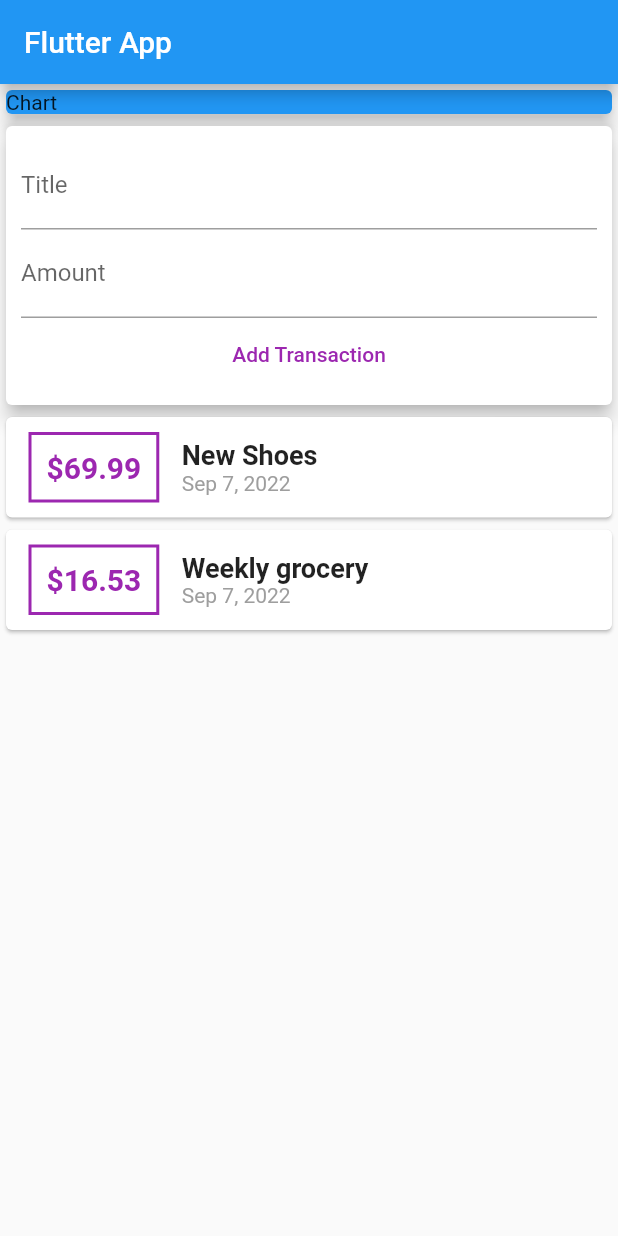
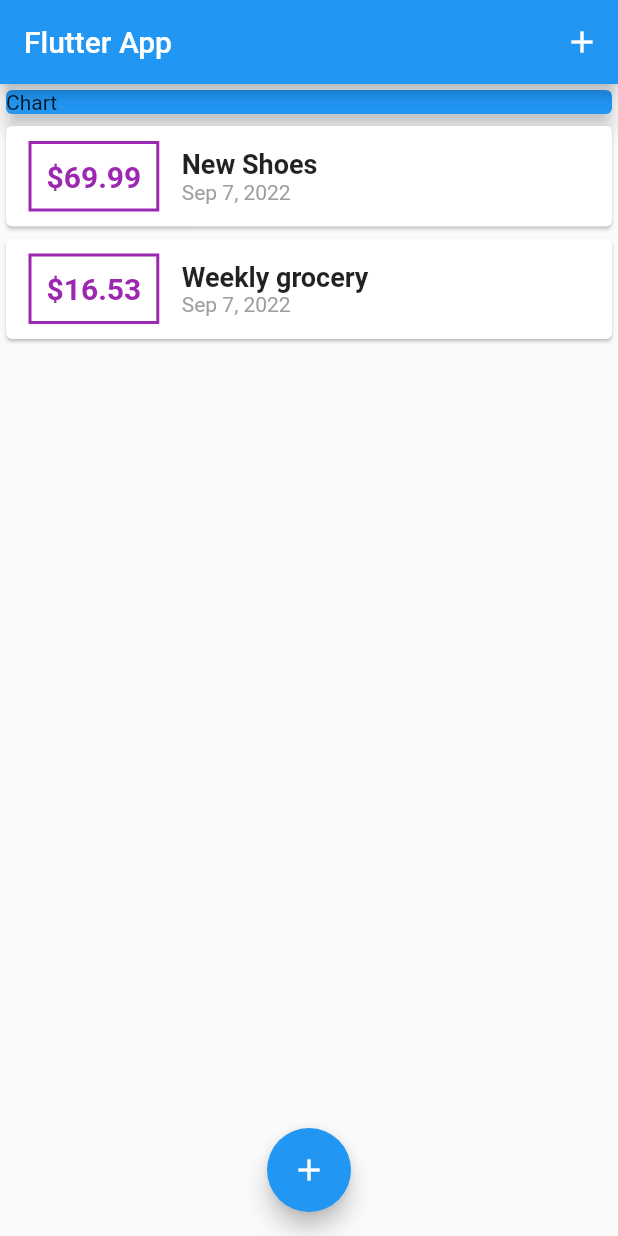
Before and after one commit to ArslanAshraf462/ExpensePlanner, a Flutter app: the screen it shows after launch, on a phone screen of 412 x 824 dp. Run offline on Flutter 3.47's test engine with Material 2 defaults, Android fonts, the phone set to English and light mode, and no system bars.

Commit message:
Adding Appbar & floating action buttons & modal bottom sheet

```diff
--- a/lib/main.dart
+++ b/lib/main.dart
@@ -1,5 +1,9 @@
-import 'package:expense_planner/widgets/user_transaction.dart';
+import 'package:expense_planner/widgets/new_transaction.dart';
+import 'package:expense_planner/widgets/transaction_list.dart';
+
 import 'package:flutter/material.dart';
+
+import 'models/transaction.dart';
 
 void main() {
   runApp(const MyApp());
@@ -17,18 +21,65 @@ class MyApp extends StatelessWidget {
   }
 }
 
-class MyHomePage extends StatelessWidget {
+class MyHomePage extends StatefulWidget {
+  const MyHomePage({super.key});
 
+  @override
+  State<MyHomePage> createState() => _MyHomePageState();
+}
+
+class _MyHomePageState extends State<MyHomePage> {
+
+  final List<Transaction> _userTransactions = [
+     Transaction(
+      id: 't1',
+      title: 'New Shoes',
+      amount: 69.99,
+      date: DateTime.now(),
+      ),
+    Transaction(
+      id: 't2',
+      title: 'Weekly grocery',
+      amount: 16.53,
+      date: DateTime.now(),
+      ),
+  ];
+
+  void _addNewTransaction(String txTitle, double txAmount){
+    final newTx = Transaction(
+      id: DateTime.now().toString(),
+      title: txTitle,
+      amount: txAmount,
+      date: DateTime.now(),
+      );
+
+      setState(() {
+        _userTransactions.add(newTx);
+      });
+  }
   // String? titleInput;
-  // String? amountInput;
+  void _startAddNewTransaction(BuildContext ctx){
+    showModalBottomSheet(context: ctx, builder: (_){
+      return GestureDetector(
+        child: NewTransaction(_addNewTransaction),
+        onTap: () {},
+        behavior: HitTestBehavior.opaque,
+        );
+  });}
 
   @override
   Widget build(BuildContext context) {
     return Scaffold(
       appBar: AppBar(
         title: Text('Flutter App'),
+        actions: [
+          IconButton(
+            onPressed: ()=>_startAddNewTransaction(context),
+          icon: Icon(Icons.add),),
+        ],
       ),
-      body: Column(
+      body: SingleChildScrollView(
+        child: Column(
           //mainAxisAlignment: MainAxisAlignment.start,
           crossAxisAlignment: CrossAxisAlignment.stretch,
           children: [
@@ -40,9 +91,15 @@ class MyHomePage extends StatelessWidget {
                 elevation: 5,
               ),
             ),
-         UserTransaction(),
+           TransactionList(_userTransactions),
           ],
         ),
-    );
+      ),
+      floatingActionButtonLocation: FloatingActionButtonLocation.centerFloat,
+      floatingActionButton: FloatingActionButton(
+        onPressed: ()=>_startAddNewTransaction(context),
+        child: Icon(Icons.add),
+        ),
+    );;
   }
 }
--- a/lib/widgets/transaction_list.dart
+++ b/lib/widgets/transaction_list.dart
@@ -8,8 +8,11 @@ class TransactionList extends StatelessWidget {
 
   @override
   Widget build(BuildContext context) {
-    return  Column(
-            children: transactions.map((tx) {
+    return  Container(
+      height: 300.0,
+      child: ListView.builder(
+        itemCount: transactions.length,
+        itemBuilder: ((context, index) {
           return Card(
                   child: Row(
                     children: [
@@ -22,7 +25,7 @@ class TransactionList extends StatelessWidget {
                         ),
                         padding: EdgeInsets.all(10),
                         child: Text(
-                        '\$${tx.amount}',
+                          '\$${transactions[index].amount.toStringAsFixed(2)}',
                         style: TextStyle(fontWeight: FontWeight.bold,
                         fontSize: 20,
                         color: Colors.purple,
@@ -32,13 +35,13 @@ class TransactionList extends StatelessWidget {
                       Column(
                         crossAxisAlignment: CrossAxisAlignment.start,
                         children: [
-                        Text(tx.title,
+                          Text(transactions[index].title,
                           style: TextStyle(fontWeight: FontWeight.bold,
                         fontSize: 18,
                         ),
                           ),
                           Text(
-                          DateFormat.yMMMd().format(tx.date),
+                            DateFormat.yMMMd().format(transactions[index].date),
                           style: TextStyle(
                             color: Colors.grey
                         ),
@@ -48,7 +51,8 @@ class TransactionList extends StatelessWidget {
                     ],
                   ),
                 );
-            }).toList(),
+        }),
+            ),
     );
   }
 }
--- a/lib/widgets/user_transaction.dart
+++ /dev/null
@@ -1,53 +0,0 @@
-import 'package:expense_planner/widgets/new_transaction.dart';
-import 'package:expense_planner/widgets/transaction_list.dart';
-import 'package:flutter/material.dart';
-
-import '../models/transaction.dart';
-
-class UserTransaction extends StatefulWidget {
-  const UserTransaction({super.key});
-
-  @override
-  State<UserTransaction> createState() => _UserTransactionState();
-}
-
-class _UserTransactionState extends State<UserTransaction> {
-
-  final List<Transaction> _userTransactions = [
-     Transaction(
-      id: 't1',
-      title: 'New Shoes',
-      amount: 69.99,
-      date: DateTime.now(),
-      ),
-    Transaction(
-      id: 't2',
-      title: 'Weekly grocery',
-      amount: 16.53,
-      date: DateTime.now(),
-      ),
-  ];
-
-  void _addNewTransaction(String txTitle, double txAmount){
-    final newTx = Transaction(
-      id: DateTime.now().toString(),
-      title: txTitle,
-      amount: txAmount,
-      date: DateTime.now(),
-      );
-
-      setState(() {
-        _userTransactions.add(newTx);
-      });
-  }
-
-  @override
-  Widget build(BuildContext context) {
-    return Column(
-      children: [
-        NewTransaction(_addNewTransaction),
-        TransactionList(_userTransactions),
-      ],
-    );
-  }
-}
```
Also changed, not shown: lib/widgets/new_transaction.dart (+23 -5 lines). Lines whose indentation alone changed are shown as unchanged.
